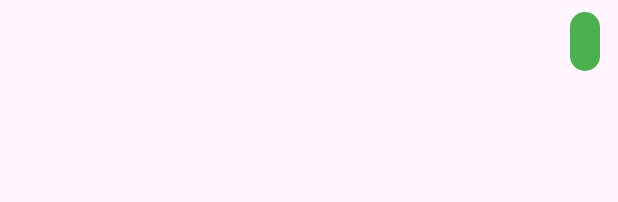
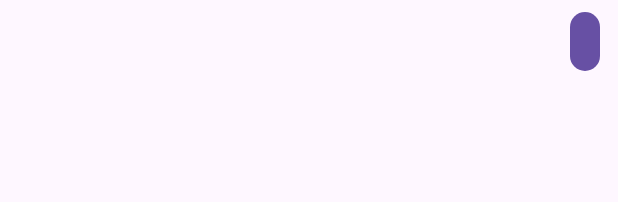
Before and after one commit to segak2003/cs310_project_chatpet22, an Android app: the layout item_user_message.xml on its own in the app's theme, with its tools: preview values and no code run, on a phone screen of 412 x 824 dp. Shown: the top 202 px of the screen. Run offline under Robolectric (Android 15) with nearby library versions, the phone set to English and light mode, and no system bars.

```diff
--- a/app/src/main/res/drawable/bg_user.xml
+++ b/app/src/main/res/drawable/bg_user.xml
@@ -5,6 +5,6 @@
 
 <shape xmlns:android="http://schemas.android.com/apk/res/android"
     android:shape="rectangle">
-    <solid android:color="#4CAF50" /> <!-- green -->
+    <solid android:color="@color/purple" />
     <corners android:radius="16dp" />
 </shape>
--- a/app/src/main/res/values/colors.xml
+++ b/app/src/main/res/values/colors.xml
@@ -2,5 +2,6 @@
 <resources>
     <color name="black">#FF000000</color>
     <color name="white">#FFFFFFFF</color>
+    <color name="purple">#6750a4</color>
 
 </resources>
```
Also changed, not shown: app/src/main/res/layout/activity_chat_page.xml (+16 -1 lines).
